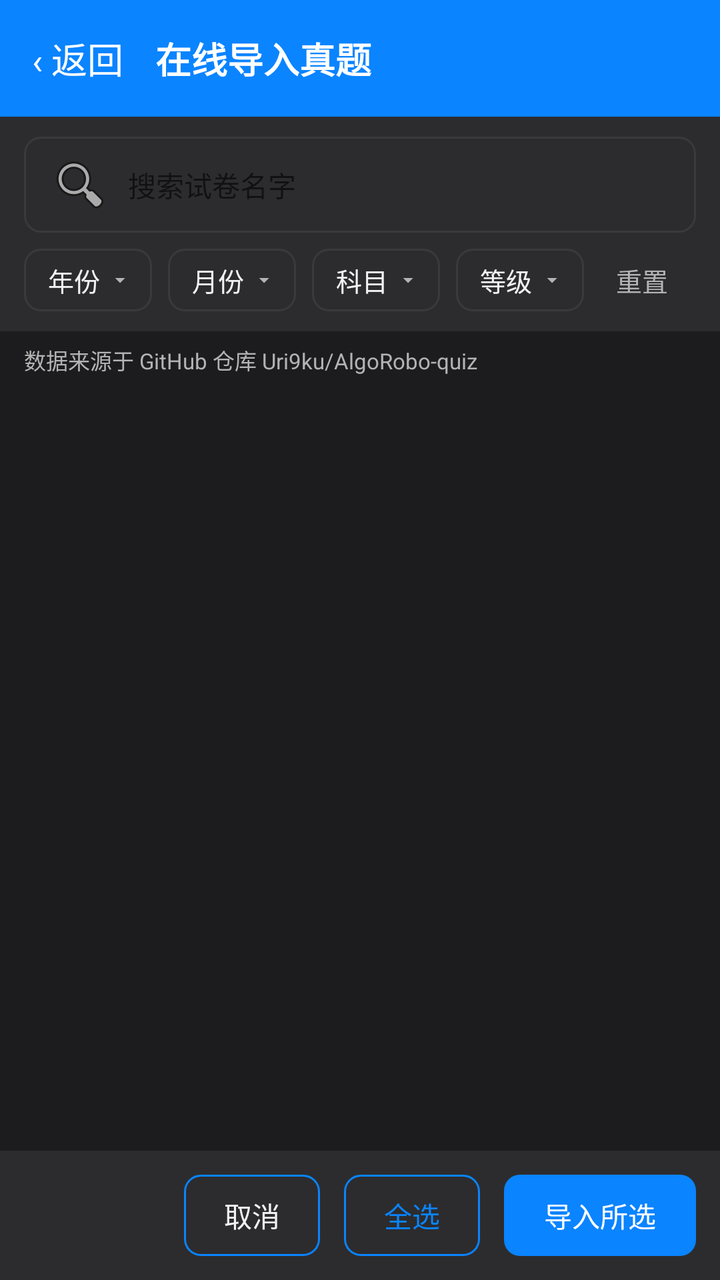
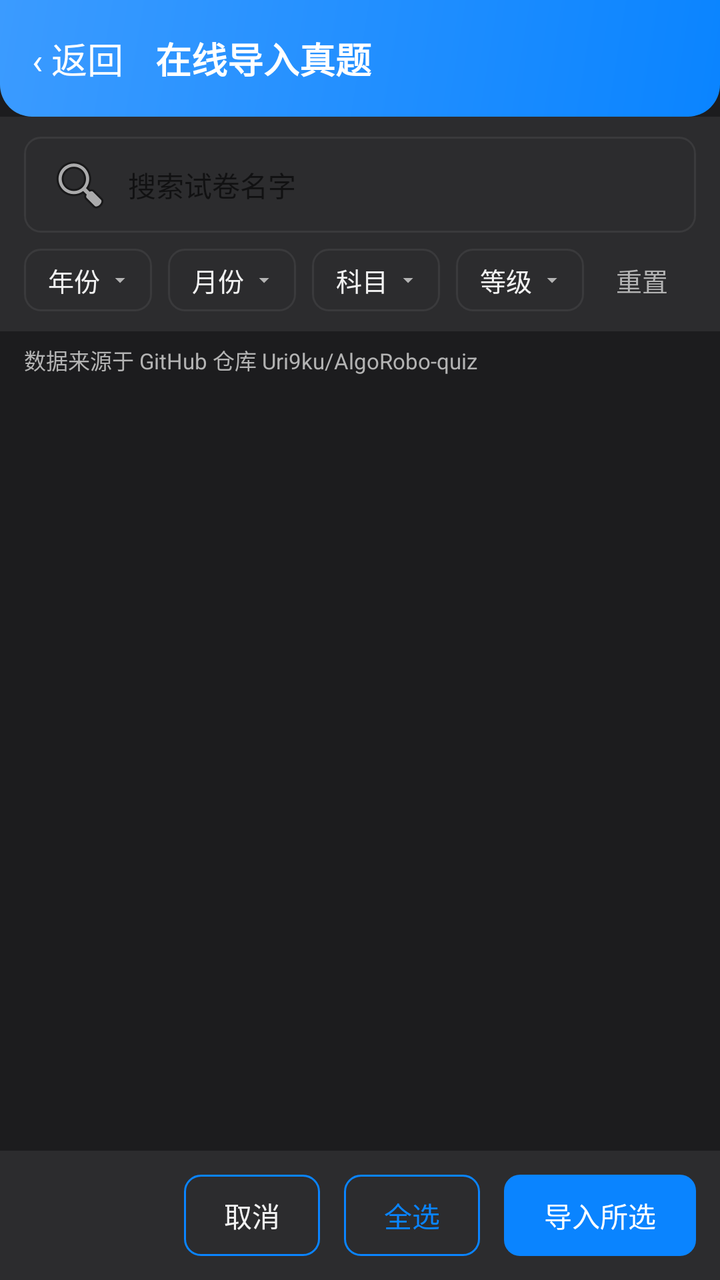

Compare the two renders of this Android layout. The source of the first and the diff that turns it into the second are given below.
<!-- AndroidManifest.xml: application theme Theme.AlgoRobo -->
<!-- res/layout/activity_import_online.xml -->
<?xml version="1.0" encoding="utf-8"?>
<FrameLayout xmlns:android="http://schemas.android.com/apk/res/android"
    android:layout_width="match_parent"
    android:layout_height="match_parent"
    android:background="@color/bg_page">
    <LinearLayout
        android:layout_width="match_parent"
        android:layout_height="match_parent"
        android:orientation="vertical">
        <LinearLayout
            android:id="@+id/topBar"
            android:layout_width="match_parent"
            android:layout_height="wrap_content"
            android:orientation="horizontal"
            android:gravity="center_vertical"
            android:padding="16dp"
            android:background="@color/primary">
            <TextView
                android:id="@+id/btnImportBack"
                android:layout_width="wrap_content"
                android:layout_height="wrap_content"
                android:text="&#8249; 返回"
                android:textSize="18sp"
                android:textColor="@android:color/white" />
            <TextView
                android:layout_width="wrap_content"
                android:layout_height="wrap_content"
                android:layout_marginStart="16dp"
                android:text="在线导入真题"
                android:textSize="18sp"
                android:textStyle="bold"
                android:textColor="@android:color/white" />
        </LinearLayout>
        <LinearLayout
            android:layout_width="match_parent"
            android:layout_height="wrap_content"
            android:orientation="vertical"
            android:background="@color/card_bg"
            android:paddingStart="12dp"
            android:paddingEnd="12dp"
            android:paddingTop="10dp"
            android:paddingBottom="10dp">
            <LinearLayout
                android:layout_width="match_parent"
                android:layout_height="wrap_content"
                android:orientation="horizontal"
                android:gravity="center_vertical">
                <EditText
                    android:id="@+id/etImportSearch"
                    android:layout_width="match_parent"
                    android:layout_height="wrap_content"
                    android:hint="搜索试卷名字"
                    android:textSize="14sp"
                    android:paddingStart="12dp"
                    android:paddingEnd="12dp"
                    android:paddingTop="8dp"
                    android:paddingBottom="8dp"
                    android:background="@drawable/bg_search"
                    android:drawableStart="@android:drawable/ic_menu_search"
                    android:drawablePadding="8dp"
                    android:singleLine="true"
                    android:imeOptions="actionSearch" />
            </LinearLayout>
            <LinearLayout
                android:layout_width="match_parent"
                android:layout_height="wrap_content"
                android:layout_marginTop="8dp"
                android:orientation="horizontal"
                android:gravity="center_vertical">
                <TextView
                    android:id="@+id/btnImportFilterYear"
                    android:layout_width="wrap_content"
                    android:layout_height="wrap_content"
                    android:text="年份"
                    android:textSize="13sp"
                    android:textColor="@color/text_main"
                    android:background="@drawable/bg_filter"
                    android:drawableEnd="@drawable/ic_arrow_down"
                    android:drawablePadding="4dp"
                    android:paddingStart="12dp"
                    android:paddingEnd="10dp"
                    android:paddingTop="6dp"
                    android:paddingBottom="6dp" />
                <TextView
                    android:id="@+id/btnImportFilterMonth"
                    android:layout_width="wrap_content"
                    android:layout_height="wrap_content"
                    android:layout_marginStart="8dp"
                    android:text="月份"
                    android:textSize="13sp"
                    android:textColor="@color/text_main"
                    android:background="@drawable/bg_filter"
                    android:drawableEnd="@drawable/ic_arrow_down"
                    android:drawablePadding="4dp"
                    android:paddingStart="12dp"
                    android:paddingEnd="10dp"
                    android:paddingTop="6dp"
                    android:paddingBottom="6dp" />
                <TextView
                    android:id="@+id/btnImportFilterSubject"
                    android:layout_width="wrap_content"
                    android:layout_height="wrap_content"
                    android:layout_marginStart="8dp"
                    android:text="科目"
                    android:textSize="13sp"
                    android:textColor="@color/text_main"
                    android:background="@drawable/bg_filter"
                    android:drawableEnd="@drawable/ic_arrow_down"
                    android:drawablePadding="4dp"
                    android:paddingStart="12dp"
                    android:paddingEnd="10dp"
                    android:paddingTop="6dp"
                    android:paddingBottom="6dp" />
                <TextView
                    android:id="@+id/btnImportFilterLevel"
                    android:layout_width="wrap_content"
                    android:layout_height="wrap_content"
                    android:layout_marginStart="8dp"
                    android:text="等级"
                    android:textSize="13sp"
                    android:textColor="@color/text_main"
                    android:background="@drawable/bg_filter"
                    android:drawableEnd="@drawable/ic_arrow_down"
                    android:drawablePadding="4dp"
                    android:paddingStart="12dp"
                    android:paddingEnd="10dp"
                    android:paddingTop="6dp"
                    android:paddingBottom="6dp" />
                <TextView
                    android:id="@+id/tvImportFilterReset"
                    android:layout_width="wrap_content"
                    android:layout_height="wrap_content"
                    android:layout_marginStart="8dp"
                    android:text="重置"
                    android:textSize="13sp"
                    android:textColor="@color/text_sub"
                    android:paddingStart="8dp"
                    android:paddingEnd="8dp" />
            </LinearLayout>
        </LinearLayout>
        <TextView
            android:id="@+id/tvImportSource"
            android:layout_width="match_parent"
            android:layout_height="wrap_content"
            android:paddingStart="12dp"
            android:paddingEnd="12dp"
            android:paddingTop="6dp"
            android:paddingBottom="4dp"
            android:text="数据来源于 GitHub 仓库 Uri9ku/AlgoRobo-quiz"
            android:textSize="11sp"
            android:textColor="@color/text_sub"
            android:background="@color/bg_page" />
        <ListView
            android:id="@+id/listImportExam"
            android:layout_width="match_parent"
            android:layout_height="0dp"
            android:layout_weight="1"
            android:divider="@android:color/transparent"
            android:dividerHeight="6dp"
            android:paddingStart="12dp"
            android:paddingEnd="12dp"
            android:paddingTop="8dp"
            android:paddingBottom="8dp" />
        <LinearLayout
            android:layout_width="match_parent"
            android:layout_height="wrap_content"
            android:orientation="horizontal"
            android:gravity="center_vertical"
            android:padding="12dp"
            android:background="@color/card_bg">
            <TextView
                android:id="@+id/tvImportCount"
                android:layout_width="0dp"
                android:layout_height="wrap_content"
                android:layout_weight="1"
                android:text=""
                android:textSize="13sp"
                android:textColor="@color/text_sub" />
            <TextView
                android:id="@+id/btnImportCancel"
                android:layout_width="wrap_content"
                android:layout_height="wrap_content"
                android:text="取消"
                android:textSize="14sp"
                android:textColor="@color/text_main"
                android:background="@drawable/bg_btn_outline"
                android:paddingStart="20dp"
                android:paddingEnd="20dp"
                android:paddingTop="10dp"
                android:paddingBottom="10dp" />
            <TextView
                android:id="@+id/btnImportSelectAll"
                android:layout_width="wrap_content"
                android:layout_height="wrap_content"
                android:layout_marginStart="12dp"
                android:text="全选"
                android:textSize="14sp"
                android:textColor="@color/primary"
                android:background="@drawable/bg_btn_outline"
                android:paddingStart="20dp"
                android:paddingEnd="20dp"
                android:paddingTop="10dp"
                android:paddingBottom="10dp" />
            <TextView
                android:id="@+id/btnImportConfirm"
                android:layout_width="wrap_content"
                android:layout_height="wrap_content"
                android:layout_marginStart="12dp"
                android:text="导入所选"
                android:textSize="14sp"
                android:textColor="@android:color/white"
                android:background="@drawable/bg_btn_primary"
                android:paddingStart="20dp"
                android:paddingEnd="20dp"
                android:paddingTop="10dp"
                android:paddingBottom="10dp" />
        </LinearLayout>
    </LinearLayout>
</FrameLayout>
<!-- resources referenced by this layout -->
<resources>
  <color name="bg_page">#1C1C1E</color>
  <color name="card_bg">#2C2C2E</color>
  <color name="primary">#0A84FF</color>
  <color name="text_main">#F2F2F2</color>
  <color name="text_sub">#B3B3B3</color>
  <!-- drawable bg_btn_outline (drawable) -->
  <?xml version="1.0" encoding="utf-8"?>
  <shape xmlns:android="http://schemas.android.com/apk/res/android">
      <solid android:color="@color/card_bg" />
      <corners android:radius="8dp" />
      <stroke android:width="1dp" android:color="@color/primary" />
  </shape>
  <!-- drawable bg_btn_primary (drawable) -->
  <?xml version="1.0" encoding="utf-8"?>
  <shape xmlns:android="http://schemas.android.com/apk/res/android">
      <solid android:color="@color/primary" />
      <corners android:radius="8dp" />
  </shape>
  <!-- drawable bg_filter (drawable) -->
  <?xml version="1.0" encoding="utf-8"?>
  <shape xmlns:android="http://schemas.android.com/apk/res/android">
      <solid android:color="@color/card_bg" />
      <corners android:radius="8dp" />
      <stroke android:width="1dp" android:color="@color/divider" />
  </shape>
  <!-- drawable bg_search (drawable) -->
  <?xml version="1.0" encoding="utf-8"?>
  <shape xmlns:android="http://schemas.android.com/apk/res/android">
      <solid android:color="@color/card_bg" />
      <corners android:radius="8dp" />
      <stroke android:width="1dp" android:color="@color/divider" />
  </shape>
  <!-- drawable ic_arrow_down (drawable) -->
  <?xml version="1.0" encoding="utf-8"?>
  <vector xmlns:android="http://schemas.android.com/apk/res/android"
      android:width="12dp" android:height="12dp"
      android:viewportWidth="24" android:viewportHeight="24">
      <path android:fillColor="@color/text_sub"
          android:pathData="M7,10l5,5 5,-5z" />
  </vector>
  <style name="Theme.AlgoRobo" parent="Theme.AppCompat.DayNight.NoActionBar">
          <item name="colorPrimary">@color/primary</item>
          <item name="colorPrimaryDark">@color/primary_dark</item>
          <item name="colorAccent">@color/primary</item>
          <item name="android:windowBackground">@color/bg_page</item>
          <item name="android:navigationBarColor">@color/bg_page</item>
          <item name="android:windowLightStatusBar">false</item>
          <item name="android:windowLayoutInDisplayCutoutMode">shortEdges</item>
      </style>
  <color name="divider">#3A3A3C</color>
  <color name="primary_dark">#0A84FF</color>
</resources>

<!-- the commit's change to res/layout/activity_import_online.xml (unified diff, before → after) -->
@@ -14,7 +14,7 @@
             android:orientation="horizontal"
             android:gravity="center_vertical"
             android:padding="16dp"
-            android:background="@color/primary">
+            android:background="@drawable/bg_result_header_chalk">
             <TextView
                 android:id="@+id/btnImportBack"
                 android:layout_width="wrap_content"
<!-- resource entries referenced after the edit -->
@@ -24,6 +24,12 @@
       <solid android:color="@color/card_bg" />
       <corners android:radius="8dp" />
       <stroke android:width="1dp" android:color="@color/divider" />
+  </shape>
+  <!-- drawable bg_result_header_chalk (drawable) -->
+  <?xml version="1.0" encoding="utf-8"?>
+  <shape xmlns:android="http://schemas.android.com/apk/res/android" android:shape="rectangle">
+      <gradient android:startColor="#0A84FF" android:endColor="#3B9BFF" android:angle="135" />
+      <corners android:bottomLeftRadius="16dp" android:bottomRightRadius="16dp" />
   </shape>
   <!-- drawable bg_search (drawable) -->
   <?xml version="1.0" encoding="utf-8"?>
